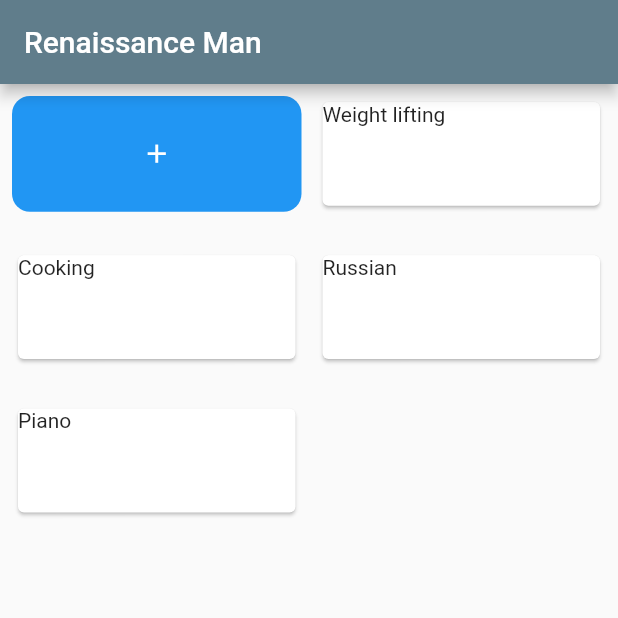
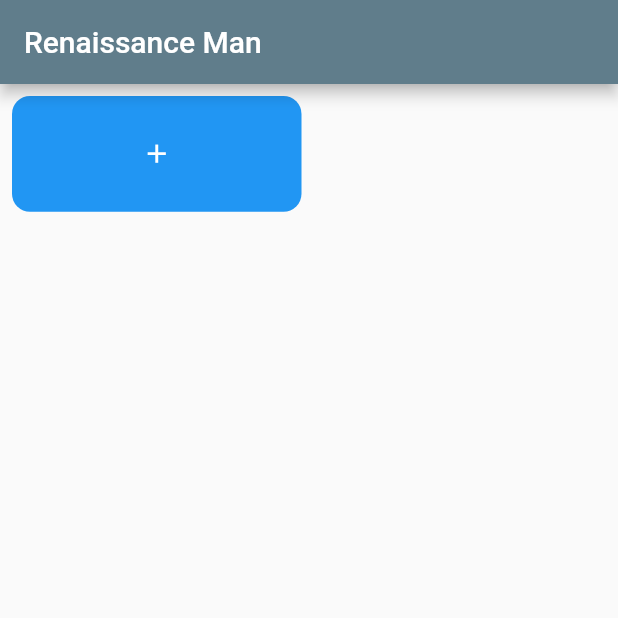
Before and after one commit to kostaleonard/renaissance-man-app, a Flutter app: the screen it shows after launch, on a phone screen of 412 x 824 dp, the top half of it. Run offline on Flutter 3.47's test engine with Material 2 defaults, Android fonts, the phone set to English and light mode, and no system bars.

Commit message:
Removed test data
Signed-off-by: Leo Kosta <kostaleonard@gmail.com>

```diff
--- a/lib/main.dart
+++ b/lib/main.dart
@@ -9,8 +9,7 @@ import 'in_memory_skill_repository.dart';
 void main() {
   //TODO remove delay--it's only for seeing how UI components render
   runApp(RenaissanceManApp(
-      skillRepository:
-          InMemorySkillRepository(withDelay: Duration.zero)));
+      skillRepository: InMemorySkillRepository(withDelay: Duration.zero)));
 }
 
 // TODO docstrings
--- a/lib/skill_select_page.dart
+++ b/lib/skill_select_page.dart
@@ -34,11 +34,6 @@ class _SkillSelectPageState extends State<SkillSelectPage> {
     super.initState();
     _textEditingController = TextEditingController(text: '');
     _textFieldFocusNode = FocusNode();
-    // TODO remove test data
-    widget.skillRepository.createSkill('Piano');
-    widget.skillRepository.createSkill('Russian');
-    widget.skillRepository.createSkill('Cooking');
-    widget.skillRepository.createSkill('Weight lifting');
     skillQuery = widget.skillRepository.readSkills();
   }
 
@@ -79,7 +74,7 @@ class _SkillSelectPageState extends State<SkillSelectPage> {
                           onPressed: () {
                             setState(() {
                               _showCreateSkillWindow = !_showCreateSkillWindow;
-                              if (_showCreateSkillWindow){
+                              if (_showCreateSkillWindow) {
                                 _textFieldFocusNode.requestFocus();
                               }
                             });
```
